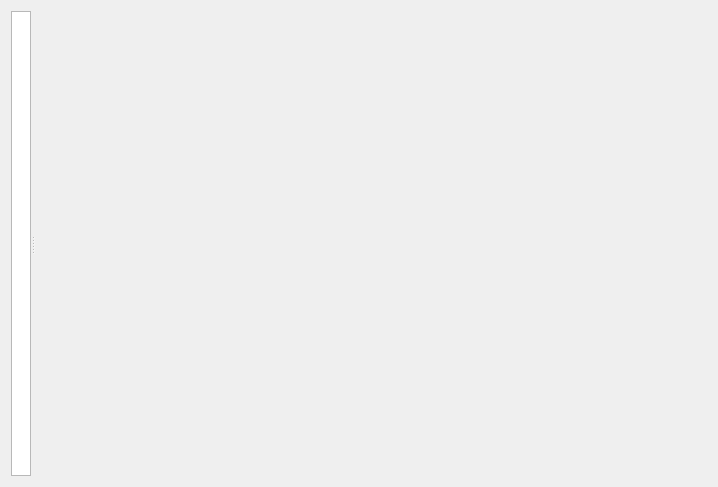
Old version of the form myshark/ui/dissectoroptions.ui in the repository Ghivern/MyShark.
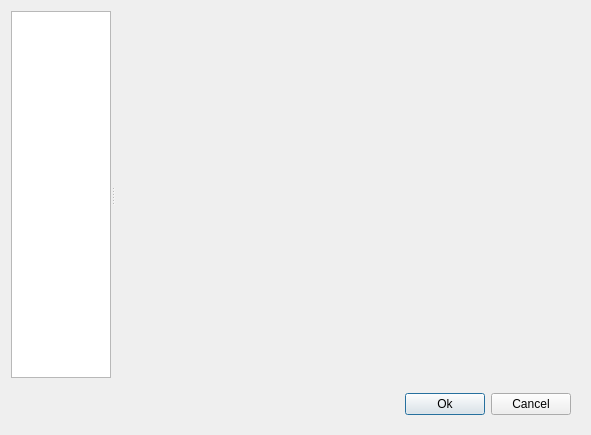
New version of the form.

The edit to the form file:
```diff
--- a/myshark/ui/dissectoroptions.ui
+++ b/myshark/ui/dissectoroptions.ui
@@ -6,10 +6,16 @@
    <rect>
     <x>0</x>
     <y>0</y>
-    <width>718</width>
-    <height>487</height>
+    <width>591</width>
+    <height>435</height>
    </rect>
   </property>
+  <property name="sizePolicy">
+   <sizepolicy hsizetype="Preferred" vsizetype="Preferred">
+    <horstretch>1</horstretch>
+    <verstretch>0</verstretch>
+   </sizepolicy>
+  </property>
   <property name="windowTitle">
    <string>Dialog</string>
   </property>
@@ -24,20 +30,20 @@
        <bool>true</bool>
       </property>
       <property name="sizePolicy">
-       <sizepolicy hsizetype="Fixed" vsizetype="Fixed">
+       <sizepolicy hsizetype="MinimumExpanding" vsizetype="Expanding">
         <horstretch>0</horstretch>
         <verstretch>0</verstretch>
        </sizepolicy>
       </property>
       <property name="minimumSize">
        <size>
-        <width>5</width>
-        <height>5</height>
+        <width>50</width>
+        <height>0</height>
        </size>
       </property>
       <property name="maximumSize">
        <size>
-        <width>20</width>
+        <width>16777215</width>
         <height>16777215</height>
        </size>
       </property>
@@ -54,25 +60,64 @@
      <widget class="QWidget" name="widget" native="true">
       <property name="sizePolicy">
        <sizepolicy hsizetype="Expanding" vsizetype="Expanding">
-        <horstretch>0</horstretch>
+        <horstretch>10</horstretch>
         <verstretch>0</verstretch>
        </sizepolicy>
       </property>
       <property name="minimumSize">
        <size>
-        <width>0</width>
-        <height>0</height>
-       </size>
-      </property>
-      <property name="maximumSize">
-       <size>
         <width>100</width>
+        <height>0</height>
+       </size>
+      </property>
+      <property name="maximumSize">
+       <size>
+        <width>16777215</width>
         <height>16777215</height>
        </size>
       </property>
      </widget>
     </widget>
    </item>
+   <item>
+    <widget class="QWidget" name="widget_2" native="true">
+     <property name="sizePolicy">
+      <sizepolicy hsizetype="Preferred" vsizetype="Fixed">
+       <horstretch>0</horstretch>
+       <verstretch>0</verstretch>
+      </sizepolicy>
+     </property>
+     <layout class="QHBoxLayout" name="horizontalLayout">
+      <item>
+       <spacer name="horizontalSpacer">
+        <property name="orientation">
+         <enum>Qt::Horizontal</enum>
+        </property>
+        <property name="sizeHint" stdset="0">
+         <size>
+          <width>40</width>
+          <height>20</height>
+         </size>
+        </property>
+       </spacer>
+      </item>
+      <item>
+       <widget class="QPushButton" name="pushButton_ok">
+        <property name="text">
+         <string>Ok</string>
+        </property>
+       </widget>
+      </item>
+      <item>
+       <widget class="QPushButton" name="pushButton_cancel">
+        <property name="text">
+         <string>Cancel</string>
+        </property>
+       </widget>
+      </item>
+     </layout>
+    </widget>
+   </item>
   </layout>
  </widget>
  <resources/>
```
Left out of the diff: 8 changed lines with no effect on the pictures.
